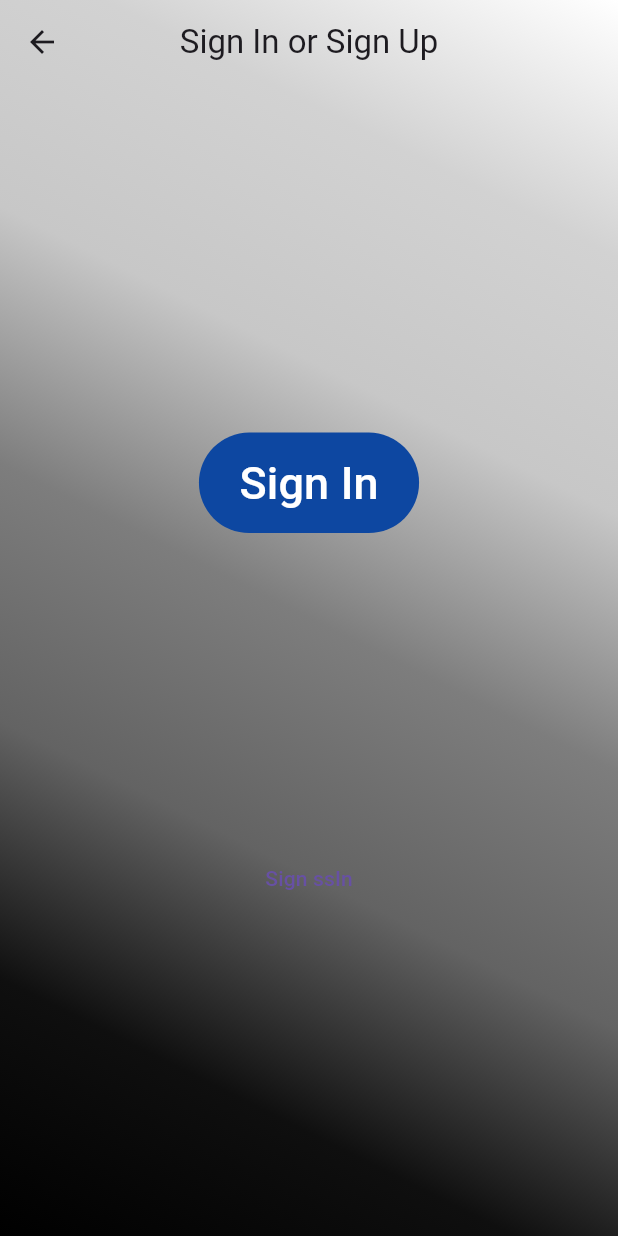
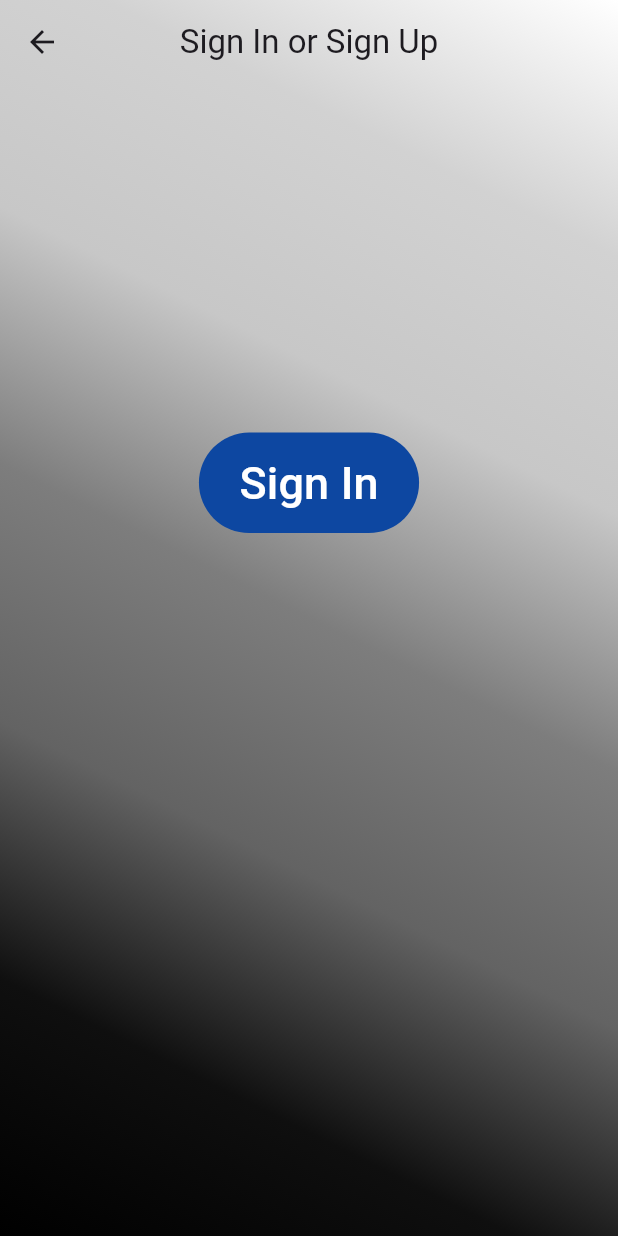
Before and after one commit to kavindus0/yummycakes, a Flutter app: the screen it shows after launch, after a tap on "Get Start With Us", on a phone screen of 412 x 824 dp. Run offline on Flutter 3.47's test engine with Material 3 defaults, Android fonts, the phone set to English and light mode, and no system bars; our stand-ins replace google_fonts.

Commit message:
remove 2nd button

```diff
--- a/lib/cridentialScreen/loginvssignup.dart
+++ b/lib/cridentialScreen/loginvssignup.dart
@@ -49,7 +49,7 @@ class SignInOr extends StatelessWidget {
                 ),
               ),
               SizedBox(height: MediaQuery.of(context).size.height * 0.25),
-              TextButton(onPressed: () {}, child: const Text('Sign ssIn')),
+              // TextButton(onPressed: () {}, child: const Text('Sign ssIn')),
               SizedBox(height: MediaQuery.of(context).size.height * 0.25),
             ],
           ),
```
